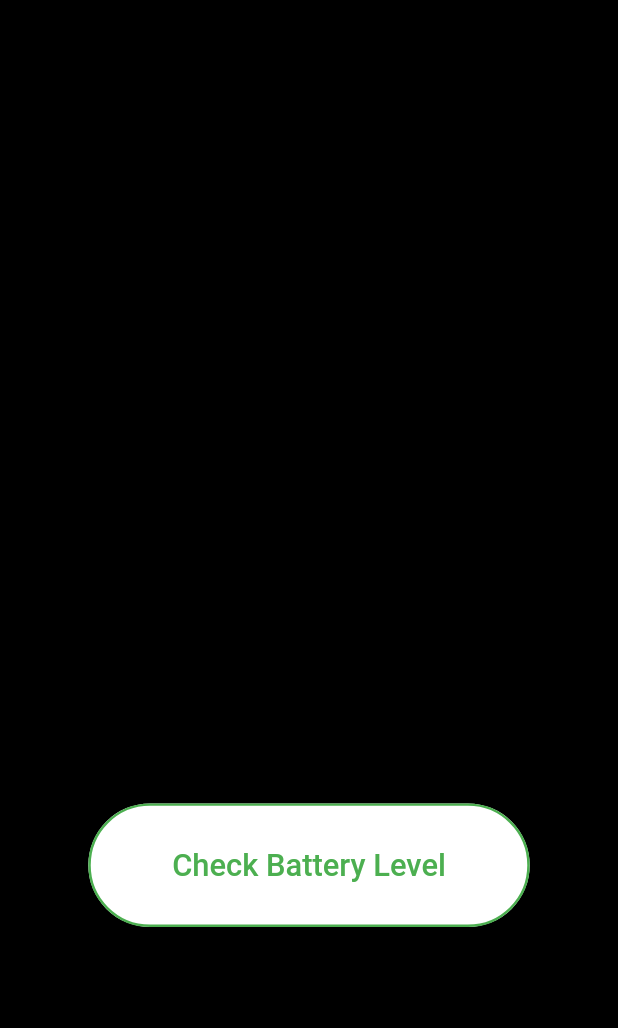
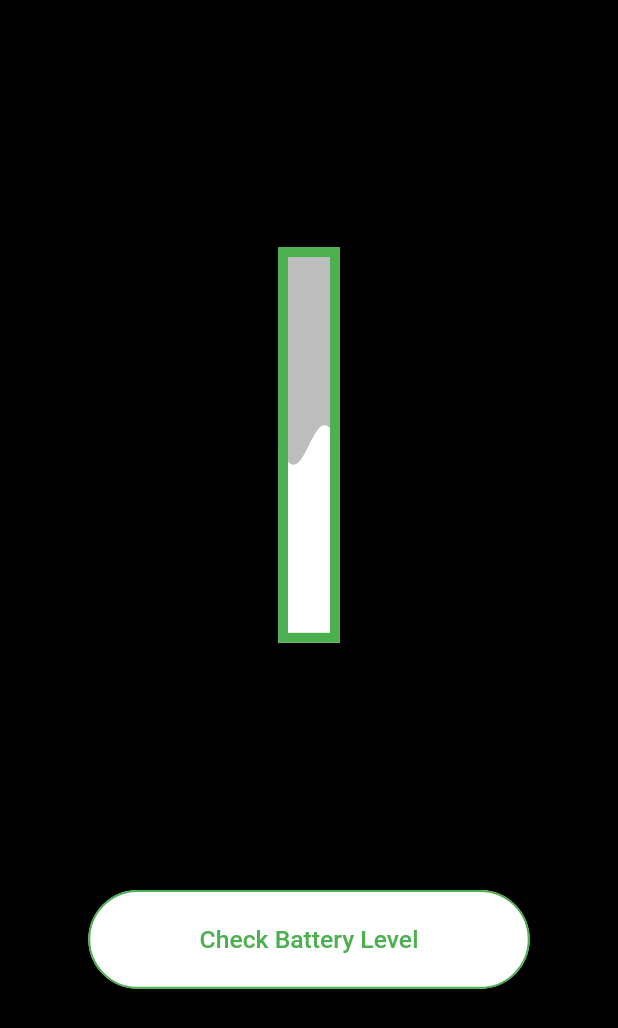
Before and after one commit to devberkay/battery_status, a Flutter app: the screen it shows after launch, on a phone screen of 412 x 824 dp. Shown: the top 1028 px of the screen. Run offline on Flutter 3.47's test engine with Material 2 defaults, Android fonts, the phone set to English and light mode, and no system bars; drawn by our look-alikes of liquid_progress_indicator, loader_overlay; our stand-ins replace flutter_hooks, go_router, hooks_riverpod.

Commit message:
Mar 3, 2023, 6:25 PM

```diff
--- a/lib/view/home/home_page.dart
+++ b/lib/view/home/home_page.dart
@@ -1,4 +1,5 @@
 import 'package:BatteryStatus/view/home/widgets/action_button.dart';
+import 'package:BatteryStatus/view/home/widgets/charging_bar.dart';
 import 'package:flutter/material.dart';
 import 'package:hooks_riverpod/hooks_riverpod.dart';
 
@@ -17,9 +18,19 @@ class _HomePageState extends ConsumerState<HomePage> {
         child: Column(
           children: [
             const Spacer(flex: 20),
-            const Expanded(
-              flex: 32,
-              child: SizedBox(),
+            Expanded(
+                flex: 32,
+                child: Row(
+                  children: const [
+                    Spacer(
+                      flex: 45,
+                    ),
+                    Expanded(flex: 10, child: ChargingBar()),
+                    Spacer(flex: 45)
+                  ],
+                )),
+            const Spacer(
+              flex: 20,
             ),
             Expanded(
               flex: 8,
--- a/lib/view/home/widgets/charging_bar.dart
+++ b/lib/view/home/widgets/charging_bar.dart
@@ -1,3 +1,4 @@
+import 'package:BatteryStatus/view/home/widgets/action_button.dart';
 import 'package:flutter/material.dart';
 import 'package:hooks_riverpod/hooks_riverpod.dart';
 import 'package:liquid_progress_indicator/liquid_progress_indicator.dart';
@@ -6,8 +7,21 @@ class ChargingBar extends HookConsumerWidget {
   const ChargingBar({super.key});
   @override
   Widget build(BuildContext context, WidgetRef ref) {
-    return LiquidLinearProgressIndicator(
+    final isMonitoring =
+        ref.watch(isMonitoringProvider); // true for expose , false for hide
 
-    );
+    return LayoutBuilder(builder: (context, constraints) {
+      return SizedBox(
+        height: constraints.maxHeight,
+        width: constraints.maxWidth,
+        child: LiquidLinearProgressIndicator(
+          direction: Axis.vertical,
+          borderWidth: constraints.maxHeight * 0.025,
+          backgroundColor: Colors.grey.shade400,
+          borderColor: isMonitoring ? Colors.red : Colors.green,
+          valueColor: const AlwaysStoppedAnimation(Colors.white),
+        ),
+      );
+    });
   }
 }
```
